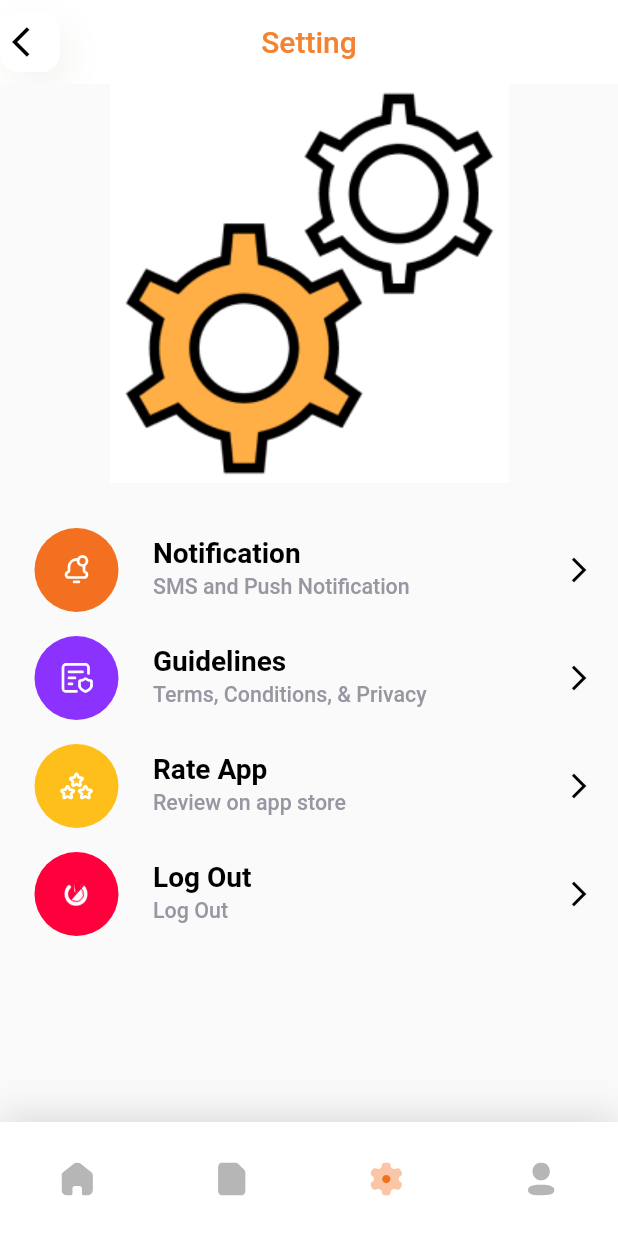
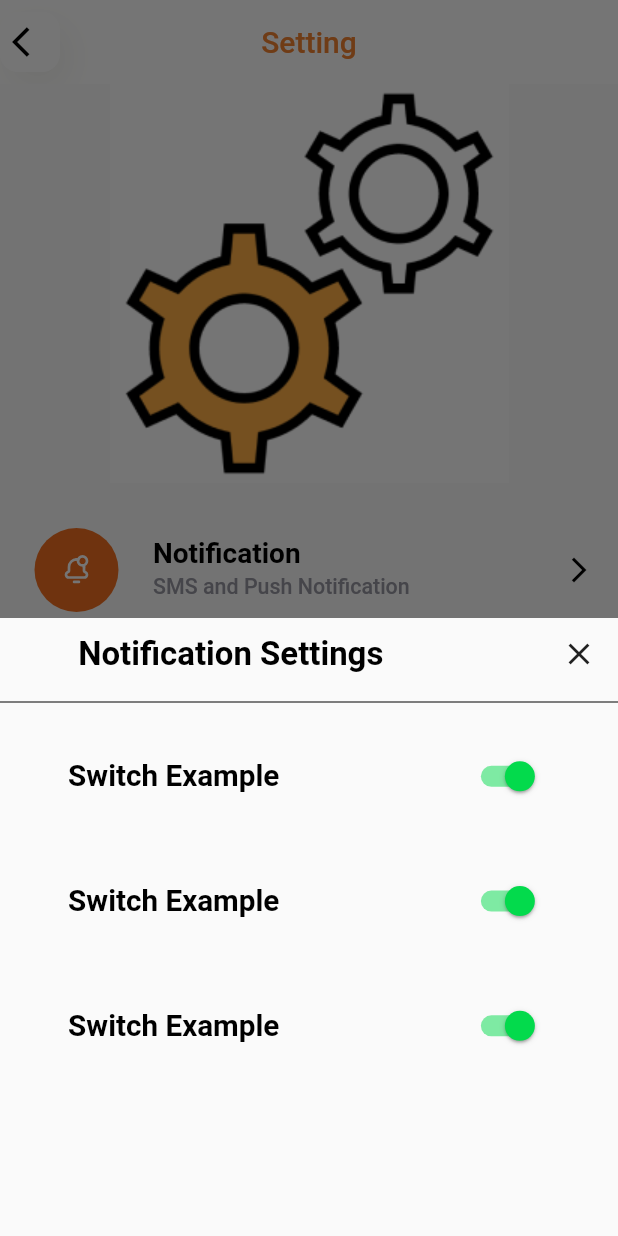
Before and after one commit to KhubaibJamal/arcana, a Flutter app: the SettingScreen screen opened by its route, item 3 of the bottom bar chosen, after a tap on "Notification", on a phone screen of 412 x 824 dp. Run offline on Flutter 3.47's test engine with Material 2 defaults, Android fonts, the phone set to English and light mode, and no system bars; our stand-ins replace flutter_svg, percent_indicator, syncfusion_flutter_charts.

Commit message:
setting screen

```diff
--- a/lib/screens/setting/component/setting_menu.dart
+++ b/lib/screens/setting/component/setting_menu.dart
@@ -16,14 +16,61 @@ class SettingMenu extends StatelessWidget {
           subTitle: "SMS and Push Notification",
           bgColor: const Color(0xFFF37020),
           icon: "assets/icons/notification.svg",
-          press: () {},
+          press: () {
+            notificationBottomSheet(context);
+          },
         ),
         SettingMenuItem(
           title: "Guidelines",
           subTitle: "Terms, Conditions, & Privacy",
           bgColor: const Color(0xFF8C32FF),
           icon: "assets/icons/guidelines.svg",
-          press: () {},
+          press: () {
+            showModalBottomSheet(
+              context: context,
+              builder: (BuildContext context) {
+                return SizedBox(
+                  height: SizeConfig.screenHeight! / 2,
+                  child: Column(
+                    children: [
+                      Row(
+                        mainAxisAlignment: MainAxisAlignment.center,
+                        children: [
+                          const Spacer(),
+                          Text(
+                            "Settings",
+                            style: TextStyle(
+                              color: kTextColor,
+                              fontWeight: FontWeight.w700,
+                              fontSize: getProportionateScreenWidth(20),
+                            ),
+                          ),
+                          const Spacer(flex: 2),
+                          Expanded(
+                            child: IconButton(
+                              onPressed: () {
+                                Navigator.pop(context);
+                              },
+                              icon: const Icon(
+                                Icons.close,
+                              ),
+                            ),
+                          ),
+                        ],
+                      ),
+                      const Divider(color: kTextColor),
+                      SettingMenuItem(
+                        title: "Terms",
+                        bgColor: const Color(0xFFFF9900),
+                        icon: 'assets/icons/notification.svg',
+                        press: () {},
+                      ),
+                    ],
+                  ),
+                );
+              },
+            );
+          },
         ),
         SettingMenuItem(
           title: "Rate App",
@@ -42,17 +89,87 @@ class SettingMenu extends StatelessWidget {
       ],
     );
   }
+
+  Future<dynamic> notificationBottomSheet(BuildContext context) {
+    return showModalBottomSheet(
+      context: context,
+      builder: (BuildContext context) {
+        return SizedBox(
+          height: SizeConfig.screenHeight! / 2,
+          child: Column(
+            children: [
+              Row(
+                mainAxisAlignment: MainAxisAlignment.center,
+                children: [
+                  const Spacer(),
+                  Text(
+                    "Notification Settings",
+                    style: TextStyle(
+                      color: kTextColor,
+                      fontWeight: FontWeight.w700,
+                      fontSize: getProportionateScreenWidth(20),
+                    ),
+                  ),
+                  const Spacer(flex: 2),
+                  Expanded(
+                    child: IconButton(
+                      onPressed: () {
+                        Navigator.pop(context);
+                      },
+                      icon: const Icon(
+                        Icons.close,
+                      ),
+                    ),
+                  ),
+                ],
+              ),
+              const Divider(color: kTextColor),
+              notificationBottomSheetContainer(),
+              notificationBottomSheetContainer(),
+              notificationBottomSheetContainer(),
+            ],
+          ),
+        );
+      },
+    );
+  }
+
+  Container notificationBottomSheetContainer() {
+    return Container(
+      padding: EdgeInsets.all(getProportionateScreenWidth(16.0)),
+      child: Row(
+        mainAxisAlignment: MainAxisAlignment.spaceAround,
+        children: [
+          Text(
+            'Switch Example',
+            style: TextStyle(
+              fontSize: getProportionateScreenWidth(18),
+              fontWeight: FontWeight.w600,
+              color: kTextColor,
+            ),
+          ),
+          const SizedBox(width: 10.0),
+          Switch(
+            activeColor: const Color(0xFF03DA4C),
+            value: true,
+            onChanged: (bool newValue) {},
+          ),
+        ],
+      ),
+    );
+  }
 }
 
 class SettingMenuItem extends StatelessWidget {
-  final String title, subTitle, icon;
+  final String title, icon;
+  final String? subTitle;
   final Color bgColor;
   final VoidCallback press;
 
   const SettingMenuItem({
     super.key,
     required this.title,
-    required this.subTitle,
+    this.subTitle,
     required this.bgColor,
     required this.icon,
     required this.press,
@@ -85,7 +202,7 @@ class SettingMenuItem extends StatelessWidget {
         ),
       ),
       subtitle: Text(
-        subTitle,
+        subTitle!,
         style: TextStyle(
           color: kSecondaryTextColor,
           fontWeight: FontWeight.w500,
```
